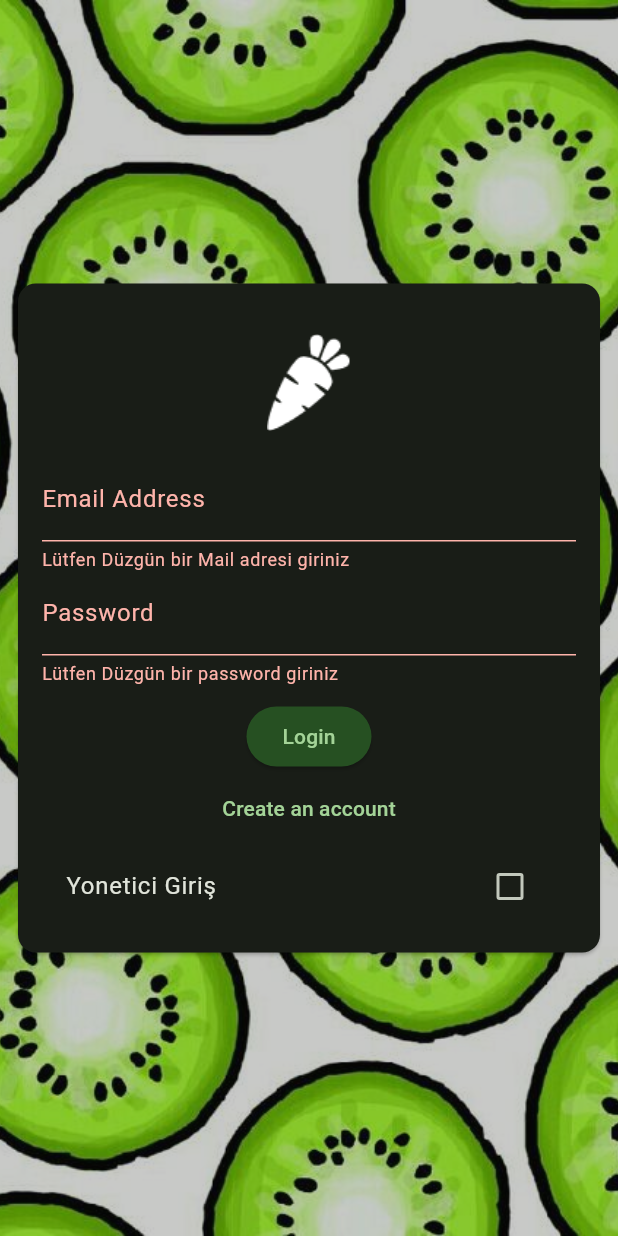
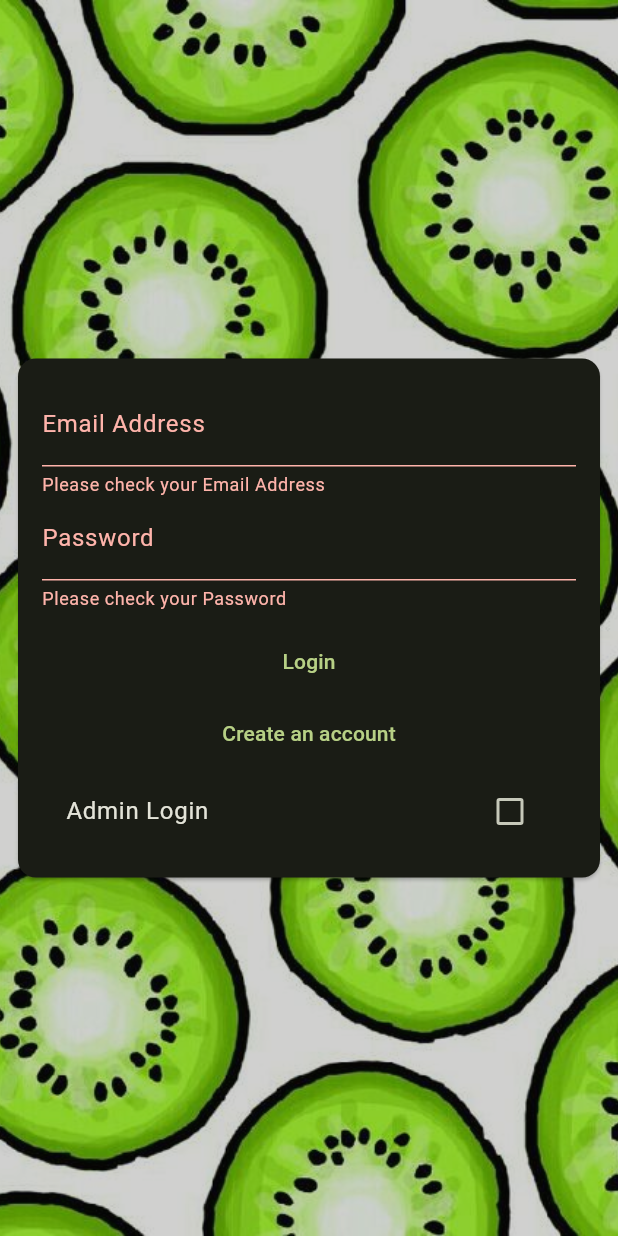
Before and after one commit to shallwebegin/kivi_app, a Flutter app: the CredentialScreen screen opened directly, after a tap on "Login", on a phone screen of 412 x 824 dp. Run offline on Flutter 3.47's test engine with Material 3 defaults, Android fonts, the phone set to English and light mode, and no system bars; our stand-ins replace cloud_firestore, firebase_auth, firebase_core, firebase_storage, flutter_riverpod, image_picker; accounts and stored records are empty.

Commit message:
some trainin

```diff
--- a/lib/screens/credential.dart
+++ b/lib/credential.dart
@@ -1,14 +1,11 @@
-// ignore_for_file: sized_box_for_whitespace, use_build_context_synchronously
+// ignore_for_file: use_build_context_synchronously
 
 import 'dart:io';
 
+import 'package:firebase_auth/firebase_auth.dart';
+import 'package:flutter/material.dart';
+import 'package:firebase_storage/firebase_storage.dart';
 import 'package:cloud_firestore/cloud_firestore.dart';
-import 'package:firebase_auth/firebase_auth.dart';
-import 'package:firebase_storage/firebase_storage.dart';
-import 'package:flutter/material.dart';
-import 'package:kivi_app/screens/adminastor.dart';
-import 'package:kivi_app/screens/categories.dart';
-import 'package:kivi_app/screens/student.dart';
 import 'package:kivi_app/widgets/user_image_picker.dart';
 
 class CredentialScreen extends StatefulWidget {
@@ -21,11 +18,12 @@ class CredentialScreen extends StatefulWidget {
 class _CredentialScreenState extends State<CredentialScreen> {
   var isLogin = true;
   var _enteredEmail = '';
+  var _enteredUsername = '';
   var _enteredPassword = '';
-  var _enteredUsername = '';
+  var isManager = false;
   var isAuthentication = false;
-  var isManager = false;
   final _form = GlobalKey<FormState>();
+  File? pickImage;
 
   void credentialUser() async {
     final isValid = _form.currentState!.validate();
@@ -43,15 +41,7 @@ class _CredentialScreenState extends State<CredentialScreen> {
                 email: _enteredEmail, password: _enteredPassword);
         if (isManager && !isUserManager(userCredential.user!)) {
           showAlertDialog(
-              context, 'Hata', 'Yonetici Yetkisine Sahip Değilsiniz');
-        } else {
-          Navigator.of(context).push(
-            MaterialPageRoute(
-              builder: (context) => isManager
-                  ? const AdminastorPage()
-                  : const CategoriesScreen(mevcutDersler: []),
-            ),
-          );
+              context, 'Error', 'You dont have administrator permission ');
         }
       } else {
         final userCredential = await FirebaseAuth.instance
@@ -62,7 +52,7 @@ class _CredentialScreenState extends State<CredentialScreen> {
             .child('user_images')
             .child('${userCredential.user!.uid}.jpg');
         await storageRef.putFile(
-          pickedImage!,
+          pickImage!,
           SettableMetadata(contentType: 'image/jpg'),
         );
         final imageUrl = await storageRef.getDownloadURL();
@@ -76,9 +66,10 @@ class _CredentialScreenState extends State<CredentialScreen> {
         });
       }
     } on FirebaseAuthException catch (error) {
-      if (error.code == 'email-already-in-use') {
-        //....
-      }
+      if (error.code == 'email-already-in-use' ||
+          error.code == 'wrong-password' ||
+          error.code == 'invalid-email') {}
+      showAlertDialog(context, 'Error', 'Please check you information');
       ScaffoldMessenger.of(context).clearSnackBars();
       ScaffoldMessenger.of(context).showSnackBar(
         SnackBar(
@@ -108,14 +99,13 @@ class _CredentialScreenState extends State<CredentialScreen> {
                 onPressed: () {
                   Navigator.of(context).pop();
                 },
-                child: const Text('Tamam'),
+                child: const Text('Okay'),
               ),
             ],
           );
         });
   }
 
-  File? pickedImage;
   @override
   Widget build(BuildContext context) {
     return Scaffold(
@@ -123,13 +113,11 @@ class _CredentialScreenState extends State<CredentialScreen> {
       body: Stack(
         children: [
           Opacity(
-            opacity: 0.77,
-            child: Container(
+            opacity: 0.8,
             child: Image.asset(
               'assets/images/kivi.jpg',
               height: double.infinity,
               fit: BoxFit.cover,
-              ),
             ),
           ),
           Center(
@@ -140,32 +128,24 @@ class _CredentialScreenState extends State<CredentialScreen> {
                 child: Form(
                   key: _form,
                   child: Column(
-                    mainAxisAlignment: MainAxisAlignment.center,
                     children: [
-                      Hero(
-                        tag: 'logo',
-                        child: Container(
-                          height: 100,
-                          child: Image.asset('assets/images/Group.png'),
-                        ),
-                      ),
                       if (!isLogin)
                         UserImagePicker(
                           onPickImage: (image) {
-                            pickedImage = image;
+                            pickImage = image;
                           },
                         ),
                       TextFormField(
                         decoration:
                             const InputDecoration(labelText: 'Email Address'),
+                        autocorrect: false,
+                        textCapitalization: TextCapitalization.none,
                         keyboardType: TextInputType.emailAddress,
-                        textCapitalization: TextCapitalization.none,
-                        autocorrect: false,
                         validator: (value) {
                           if (value == null ||
                               value.trim().isEmpty ||
                               !value.contains('@')) {
-                            return 'Lütfen Düzgün bir Mail adresi giriniz';
+                            return 'Please check your Email Address';
                           }
                           return null;
                         },
@@ -177,10 +157,9 @@ class _CredentialScreenState extends State<CredentialScreen> {
                         TextFormField(
                           decoration:
                               const InputDecoration(labelText: 'Username'),
-                          autocorrect: false,
                           validator: (value) {
                             if (value == null || value.trim().length < 4) {
-                              return 'Lütfen Düzgün bir Username giriniz';
+                              return 'Please check your Username';
                             }
                             return null;
                           },
@@ -189,12 +168,12 @@ class _CredentialScreenState extends State<CredentialScreen> {
                           },
                         ),
                       TextFormField(
+                        obscureText: true,
                         decoration:
                             const InputDecoration(labelText: 'Password'),
-                        obscureText: true,
                         validator: (value) {
                           if (value == null || value.trim().length < 6) {
-                            return 'Lütfen Düzgün bir password giriniz';
+                            return 'Please check your Password';
                           }
                           return null;
                         },
@@ -207,12 +186,8 @@ class _CredentialScreenState extends State<CredentialScreen> {
                       ),
                       if (isAuthentication) const CircularProgressIndicator(),
                       if (!isAuthentication)
-                        ElevatedButton(
+                        TextButton(
                           onPressed: credentialUser,
-                          style: ElevatedButton.styleFrom(
-                              backgroundColor: Theme.of(context)
-                                  .colorScheme
-                                  .primaryContainer),
                           child: Text(isLogin ? 'Login' : 'SignUp'),
                         ),
                       TextButton(
@@ -228,15 +203,12 @@ class _CredentialScreenState extends State<CredentialScreen> {
                       if (isLogin)
                         CheckboxListTile(
                             value: isManager,
-                          title: const Text('Yonetici Giriş'),
+                            title: const Text('Admin Login'),
                             onChanged: (value) {
-                            setState(
-                              () {
+                              setState(() {
                                 isManager = value!;
-                              },
-                            );
-                          },
-                        ),
+                              });
+                            })
                     ],
                   ),
                 ),
--- a/lib/main.dart
+++ b/lib/main.dart
@@ -1,9 +1,8 @@
+import 'package:firebase_auth/firebase_auth.dart';
 import 'package:flutter/material.dart';
-
 import 'package:firebase_core/firebase_core.dart';
 import 'package:flutter_riverpod/flutter_riverpod.dart';
 import 'package:kivi_app/screens/start_screen.dart';
-
 import 'firebase_options.dart';
 
 void main() async {
@@ -25,7 +24,7 @@ class App extends StatelessWidget {
           useMaterial3: true,
           colorScheme: ColorScheme.fromSeed(
             brightness: Brightness.dark,
-            seedColor: const Color.fromARGB(255, 2, 184, 32),
+            seedColor: const Color.fromARGB(255, 157, 213, 25),
           )),
       home: const StartScreen(),
     );
--- a/pubspec.yaml
+++ b/pubspec.yaml
@@ -73,11 +73,9 @@ flutter:
 
   # To add assets to your application, add an assets section, like this:
   assets:
-    - assets/images/abe.png
-    - assets/images/chat.png
-    - assets/images/Group.png
-    - assets/images/welcome.png
+    - assets/images/kivilerce.jpg
     - assets/images/kivi.jpg
+
   #   - images/a_dot_ham.jpeg
 
   # An image asset can refer to one or more resolution-specific "variants", see
```
Also changed, not shown: lib/screens/adminastor.dart (deleted, +0 -40 lines), lib/screens/categories.dart (deleted, +0 -47 lines), lib/screens/lesson.dart (deleted, +0 -22 lines), lib/screens/lessons.dart (deleted, +0 -28 lines), lib/screens/start_screen.dart (+9 -9 lines), lib/screens/student.dart (deleted, +0 -75 lines), lib/screens/welcome.dart (deleted, +0 -56 lines), lib/widgets/category_grid_item.dart (deleted, +0 -33 lines), lib/widgets/lesson_item.dart (deleted, +0 -56 lines), lib/widgets/lesson_item_trait.dart (deleted, +0 -14 lines), lib/widgets/user_image_picker.dart (+6 -4 lines), assets/images/Group.png (deleted), assets/images/abe.png (deleted), assets/images/chat.png (deleted), 2 more files. Lines whose indentation alone changed are shown as unchanged.
